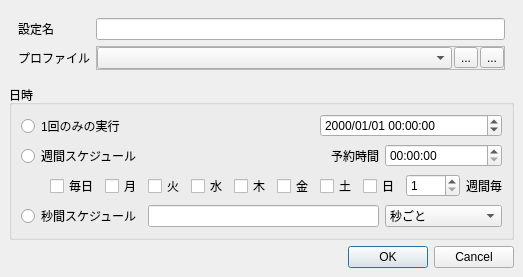
karakirimu/AutoBatchTools, file src/AutoBatchScheduler/startupdialog.ui: the form before one commit.
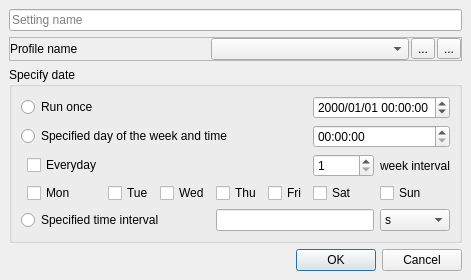
The form after the commit. Icons and pictures are not drawn. Custom widgets are drawn as their Qt base class.

Commit message: 戻る、進むに関わるファイルを分割

Patch:
```diff
--- a/src/AutoBatchScheduler/startupdialog.ui
+++ b/src/AutoBatchScheduler/startupdialog.ui
@@ -6,8 +6,8 @@
    <rect>
     <x>0</x>
     <y>0</y>
-    <width>509</width>
-    <height>271</height>
+    <width>459</width>
+    <height>275</height>
    </rect>
   </property>
   <property name="windowTitle">
@@ -30,44 +30,19 @@
     <number>9</number>
    </property>
    <item>
-    <widget class="QFrame" name="frame">
-     <property name="sizePolicy">
-      <sizepolicy hsizetype="Preferred" vsizetype="Minimum">
-       <horstretch>0</horstretch>
-       <verstretch>0</verstretch>
-      </sizepolicy>
-     </property>
-     <property name="frameShape">
-      <enum>QFrame::NoFrame</enum>
-     </property>
-     <property name="frameShadow">
-      <enum>QFrame::Raised</enum>
-     </property>
-     <layout class="QFormLayout" name="formLayout">
-      <item row="0" column="0">
-       <widget class="QLabel" name="label">
-        <property name="text">
-         <string>設定名</string>
-        </property>
-       </widget>
-      </item>
-      <item row="0" column="1">
-       <widget class="QLineEdit" name="nameLineEdit"/>
-      </item>
-      <item row="1" column="0">
-       <widget class="QLabel" name="label_2">
+    <widget class="QLineEdit" name="nameLineEdit">
         <property name="sizePolicy">
          <sizepolicy hsizetype="Preferred" vsizetype="Preferred">
           <horstretch>0</horstretch>
           <verstretch>0</verstretch>
          </sizepolicy>
         </property>
-        <property name="text">
-         <string>プロファイル</string>
+     <property name="placeholderText">
+      <string>Setting name</string>
         </property>
        </widget>
       </item>
-      <item row="1" column="1">
+   <item>
        <widget class="QFrame" name="frame_2">
         <property name="frameShape">
          <enum>QFrame::StyledPanel</enum>
@@ -92,7 +67,27 @@
           <number>0</number>
          </property>
          <item>
-          <widget class="ProfileComboBox" name="profileComboBox"/>
+       <widget class="QLabel" name="label_2">
+        <property name="sizePolicy">
+         <sizepolicy hsizetype="Preferred" vsizetype="Preferred">
+          <horstretch>0</horstretch>
+          <verstretch>0</verstretch>
+         </sizepolicy>
+        </property>
+        <property name="text">
+         <string>Profile name</string>
+        </property>
+       </widget>
+      </item>
+      <item>
+       <widget class="ProfileComboBox" name="profileComboBox">
+        <property name="sizePolicy">
+         <sizepolicy hsizetype="Preferred" vsizetype="Fixed">
+          <horstretch>0</horstretch>
+          <verstretch>0</verstretch>
+         </sizepolicy>
+        </property>
+       </widget>
          </item>
          <item>
           <widget class="QToolButton" name="profileAddButton">
@@ -119,20 +114,20 @@
         </layout>
        </widget>
       </item>
-     </layout>
-     <zorder>label_2</zorder>
-     <zorder>label</zorder>
-     <zorder>nameLineEdit</zorder>
-     <zorder>frame_2</zorder>
-    </widget>
-   </item>
    <item>
     <widget class="QGroupBox" name="groupBox">
      <property name="title">
-      <string>日時</string>
+      <string>Specify date</string>
      </property>
      <layout class="QGridLayout" name="gridLayout_2">
-      <item row="2" column="10">
+      <item row="3" column="2">
+       <widget class="QCheckBox" name="TueCheckBox">
+        <property name="text">
+         <string>Tue</string>
+        </property>
+       </widget>
+      </item>
+      <item row="2" column="6">
        <widget class="QSpinBox" name="weeksSpinBox">
         <property name="minimum">
          <number>1</number>
@@ -142,151 +137,128 @@
         </property>
        </widget>
       </item>
-      <item row="0" column="7" colspan="5">
-       <widget class="QDateTimeEdit" name="scheduleDateTimeEdit">
-        <property name="displayFormat">
-         <string>yyyy/MM/dd HH:mm:ss</string>
-        </property>
-       </widget>
-      </item>
-      <item row="2" column="5">
-       <widget class="QCheckBox" name="ThuCheckBox">
-        <property name="text">
-         <string>木</string>
-        </property>
-       </widget>
-      </item>
-      <item row="2" column="3">
-       <widget class="QCheckBox" name="TueCheckBox">
-        <property name="text">
-         <string>火</string>
-        </property>
-       </widget>
-      </item>
-      <item row="2" column="6">
-       <widget class="QCheckBox" name="FriCheckBox">
-        <property name="text">
-         <string>金</string>
-        </property>
-       </widget>
-      </item>
-      <item row="3" column="3" colspan="6">
-       <widget class="QLineEdit" name="secondsLineEdit"/>
-      </item>
-      <item row="1" column="7" colspan="2">
-       <widget class="QLabel" name="label_3">
-        <property name="sizePolicy">
-         <sizepolicy hsizetype="Preferred" vsizetype="Preferred">
-          <horstretch>0</horstretch>
-          <verstretch>0</verstretch>
-         </sizepolicy>
-        </property>
-        <property name="text">
-         <string>予約時間</string>
-        </property>
-        <property name="alignment">
-         <set>Qt::AlignRight|Qt::AlignTrailing|Qt::AlignVCenter</set>
-        </property>
-       </widget>
-      </item>
-      <item row="2" column="4">
+      <item row="3" column="3">
        <widget class="QCheckBox" name="WedCheckBox">
         <property name="text">
-         <string>水</string>
+         <string>Wed</string>
         </property>
        </widget>
       </item>
-      <item row="2" column="8" colspan="2">
+      <item row="4" column="4" colspan="3">
+       <widget class="QLineEdit" name="secondsLineEdit"/>
+      </item>
+      <item row="3" column="7">
        <widget class="QCheckBox" name="SunCheckBox">
         <property name="text">
-         <string>日</string>
+         <string>Sun</string>
         </property>
        </widget>
       </item>
       <item row="2" column="7">
+       <widget class="QLabel" name="label_5">
+        <property name="text">
+         <string>week interval</string>
+        </property>
+       </widget>
+      </item>
+      <item row="3" column="5">
+       <widget class="QCheckBox" name="FriCheckBox">
+        <property name="text">
+         <string>Fri</string>
+        </property>
+       </widget>
+      </item>
+      <item row="3" column="6">
        <widget class="QCheckBox" name="SatCheckBox">
         <property name="text">
-         <string>土</string>
+         <string>Sat</string>
         </property>
        </widget>
       </item>
-      <item row="3" column="9" colspan="3">
-       <widget class="QComboBox" name="secondsComboBox">
-        <item>
+      <item row="3" column="4">
+       <widget class="QCheckBox" name="ThuCheckBox">
          <property name="text">
-          <string>秒ごと</string>
-         </property>
-        </item>
-        <item>
-         <property name="text">
-          <string>分ごと</string>
-         </property>
-        </item>
-        <item>
-         <property name="text">
-          <string>時間ごと</string>
-         </property>
-        </item>
+         <string>Thu</string>
+        </property>
        </widget>
       </item>
-      <item row="2" column="2">
+      <item row="3" column="1">
        <widget class="QCheckBox" name="MonCheckBox">
         <property name="text">
-         <string>月</string>
+         <string>Mon</string>
         </property>
        </widget>
       </item>
-      <item row="2" column="11">
-       <widget class="QLabel" name="label_5">
+      <item row="4" column="7">
+       <widget class="QComboBox" name="secondsComboBox">
+        <item>
         <property name="text">
-         <string>週間毎</string>
-        </property>
-       </widget>
-      </item>
-      <item row="1" column="9" colspan="3">
-       <widget class="QTimeEdit" name="scheduleTimeEdit">
-        <property name="displayFormat">
-         <string>HH:mm:ss</string>
-        </property>
-       </widget>
-      </item>
-      <item row="1" column="0" colspan="3">
-       <widget class="QRadioButton" name="weeksRadioButton">
+          <string>s</string>
+         </property>
+        </item>
+        <item>
+         <property name="text">
+          <string>min</string>
+         </property>
+        </item>
+        <item>
         <property name="text">
-         <string>週間スケジュール</string>
-        </property>
-        <attribute name="buttonGroup">
-         <string notr="true">radioButtonGroup</string>
-        </attribute>
+          <string>h</string>
+         </property>
+        </item>
        </widget>
       </item>
       <item row="0" column="0" colspan="3">
        <widget class="QRadioButton" name="oneshotRadioButton">
         <property name="text">
-         <string>1回のみの実行</string>
+         <string>Run once</string>
         </property>
         <attribute name="buttonGroup">
          <string notr="true">radioButtonGroup</string>
         </attribute>
        </widget>
       </item>
-      <item row="3" column="0" colspan="3">
-       <widget class="QRadioButton" name="secondsRadioButton">
-        <property name="text">
-         <string>秒間スケジュール</string>
+      <item row="1" column="6" colspan="2">
+       <widget class="QTimeEdit" name="scheduleTimeEdit">
+        <property name="displayFormat">
+         <string>HH:mm:ss</string>
         </property>
-        <attribute name="buttonGroup">
-         <string notr="true">radioButtonGroup</string>
-        </attribute>
+       </widget>
+      </item>
+      <item row="0" column="6" colspan="2">
+       <widget class="QDateTimeEdit" name="scheduleDateTimeEdit">
+        <property name="displayFormat">
+         <string>yyyy/MM/dd HH:mm:ss</string>
+        </property>
        </widget>
       </item>
       <item row="2" column="1">
        <widget class="QCheckBox" name="everyDayCheckBox">
         <property name="text">
-         <string>毎日</string>
+         <string>Everyday</string>
         </property>
        </widget>
       </item>
+      <item row="1" column="0" colspan="5">
+       <widget class="QRadioButton" name="weeksRadioButton">
+        <property name="text">
+         <string>Specified day of the week and time</string>
+        </property>
+        <attribute name="buttonGroup">
+         <string notr="true">radioButtonGroup</string>
+        </attribute>
+       </widget>
+      </item>
+      <item row="4" column="0" colspan="4">
+       <widget class="QRadioButton" name="secondsRadioButton">
+        <property name="text">
+         <string>Specified time interval</string>
+        </property>
+        <attribute name="buttonGroup">
+         <string notr="true">radioButtonGroup</string>
+        </attribute>
+       </widget>
+      </item>
      </layout>
      <zorder>oneshotRadioButton</zorder>
      <zorder>scheduleDateTimeEdit</zorder>
```
Left out of the diff: 25 changed lines with no effect on the pictures. Lines whose indentation alone changed are shown as unchanged. The commit also changes 148 other files.
